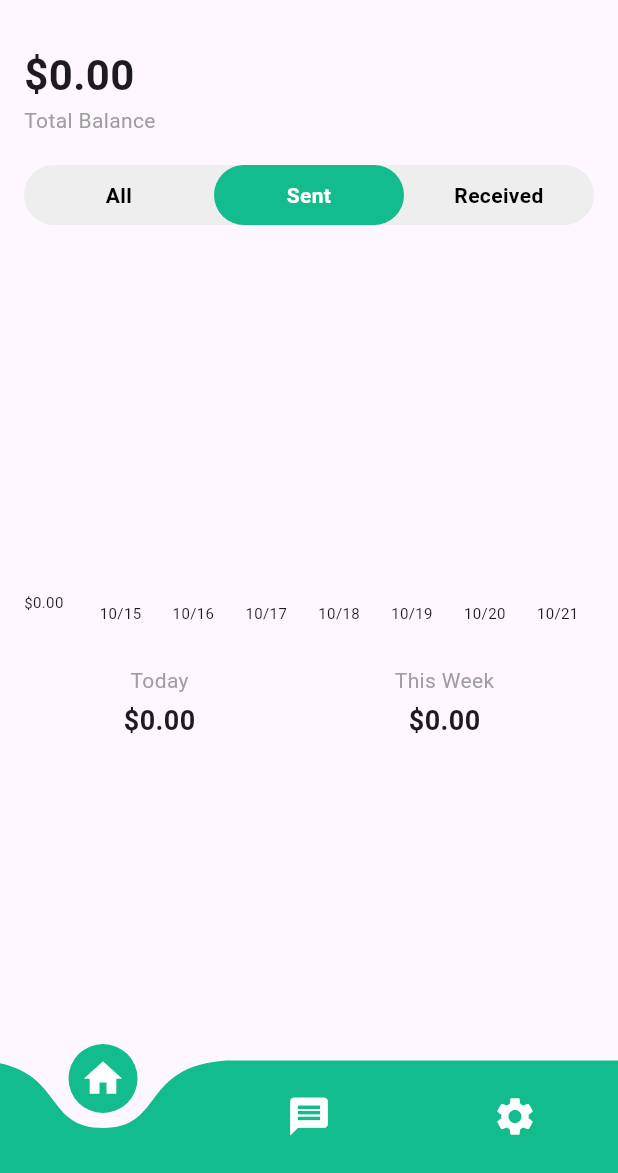
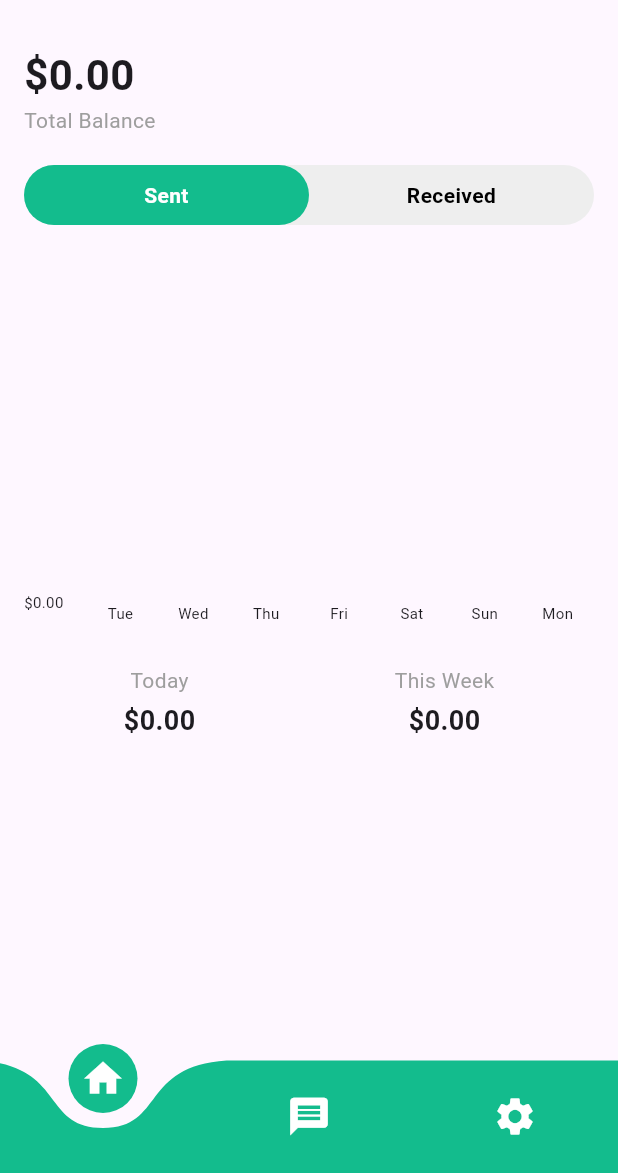
Before and after one commit to najiibmohamed11/EVC-Insights, a Flutter app: the screen it shows after launch, on a phone screen of 412 x 824 dp, the part 63-1236 px from its top. Run offline on Flutter 3.47's test engine with Material 3 defaults, Android fonts, the light colour scheme and no system bars; drawn by our look-alikes of curved_navigation_bar, fl_chart; our stand-ins replace contacts_service, permission_handler, pie_chart; missing offline and left inert: flutter_sms_inbox.

Commit message:
replacing the date into name of the day

```diff
--- a/lib/pages/home/home.dart
+++ b/lib/pages/home/home.dart
@@ -35,7 +35,8 @@ class _HomeState extends State<Home> with AutomaticKeepAliveClientMixin<Home> {
     // Generate labels for the last 7 days
     List<String> dateLabels = List.generate(7, (index) {
       final date = now.subtract(Duration(days: 6 - index));
-      return DateFormat('MM/dd').format(date);
+      String dayName = DateFormat('EEE').format(date);
+      return dayName;
     });
 
     // Initialize data with zeroes for all 7 days
@@ -53,13 +54,14 @@ class _HomeState extends State<Home> with AutomaticKeepAliveClientMixin<Home> {
       // Only consider messages within the past 7 days
       if (messageDate.isAfter(now.subtract(Duration(days: 7))) ||
           messageDate.isAtSameMomentAs(now.subtract(Duration(days: 7)))) {
-        String label = DateFormat('MM/dd').format(messageDate);
+        String label = DateFormat('EEE').format(messageDate);
 
         // Sum the amounts for each day
         data[label] = (data[label] ?? 0) + message['amount'];
       }
     }
 
+    print(data);
     // Generate the BarChartGroupData for each day
     return dateLabels.asMap().entries.map((entry) {
       return BarChartGroupData(
@@ -129,7 +131,6 @@ class _HomeState extends State<Home> with AutomaticKeepAliveClientMixin<Home> {
       ),
       child: Row(
         children: [
-          _buildFilterButton('All', smsProvider),
           _buildFilterButton('Sent', smsProvider),
           _buildFilterButton('Received', smsProvider),
         ],
@@ -207,7 +208,7 @@ class _HomeState extends State<Home> with AutomaticKeepAliveClientMixin<Home> {
                 getTitlesWidget: (value, meta) {
                   DateTime date = DateTime.now()
                       .subtract(Duration(days: 6 - value.toInt()));
-                  return Text(DateFormat('MM/dd').format(date),
+                  return Text(DateFormat('EEE').format(date),
                       style: TextStyle(fontSize: 10));
                 },
               ),
```
Also changed, not shown: lib/providers/sms_provider.dart (+15 -13 lines), lib/utility/transaction_helpers.dart (+6 -5 lines), images/images.jpg (deleted), 1 other file.
